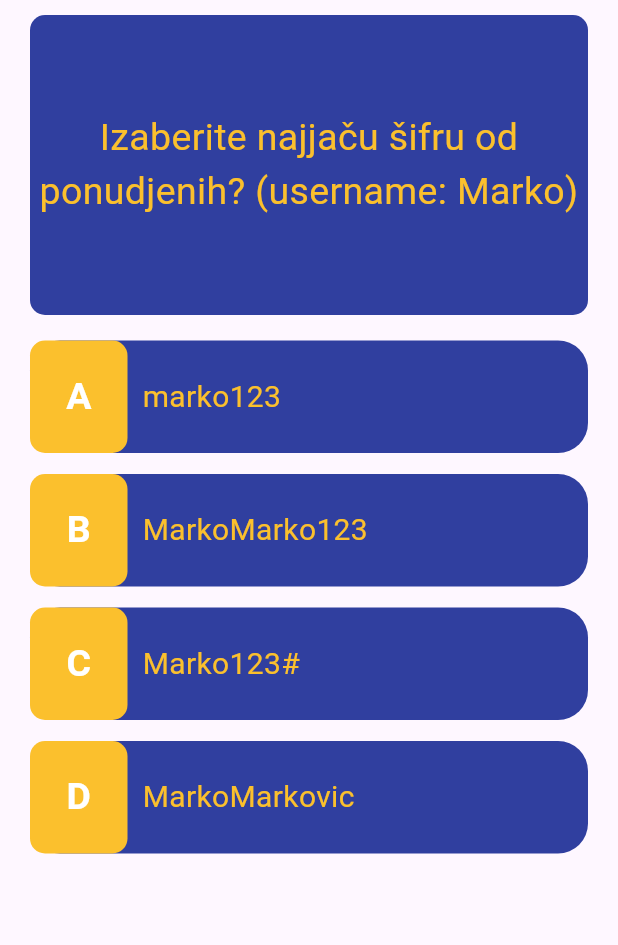
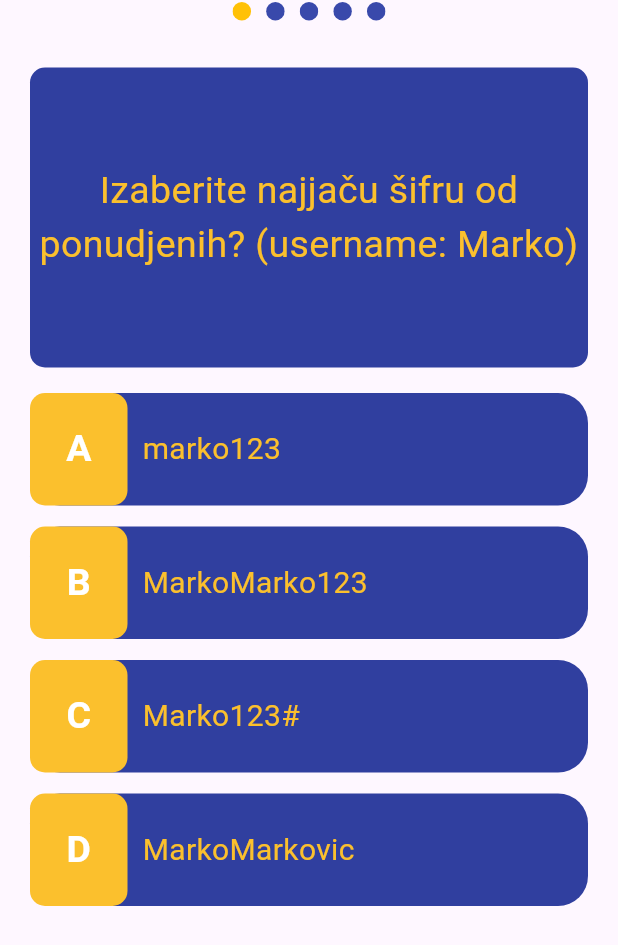
Before and after one commit to JovanM97/SecLab, a Flutter app: the Level3Quiz widget shown alone on an empty page, opened directly, on a phone screen of 412 x 824 dp. Shown: the top 945 px of the screen. Run offline on Flutter 3.47's test engine with Material 3 defaults, Android fonts, the light colour scheme and no system bars; drawn by our look-alikes of auto_size_text, flutter_animate, step_progress_indicator; our stand-ins replace cloud_firestore, confetti, firebase_auth, firebase_core, flutter_spinkit, shared_preferences; accounts and stored records are empty.

Commit message:
Update level3.dart

```diff
--- a/lib/levels/level3.dart
+++ b/lib/levels/level3.dart
@@ -54,29 +54,6 @@ class _Level3State extends State<Level3> {
             child: Column(
               mainAxisAlignment: MainAxisAlignment.start,
               children: [
-                SizedBox(
-                  height: 20,
-                ),
-                Padding(
-                  padding: const EdgeInsets.symmetric(horizontal: 150),
-                  child: StepProgressIndicator(
-                    totalSteps: totalSteps,
-                    currentStep: widget.currentStep + 1,
-                    padding: 5,
-                    size: 15,
-                    selectedColor: Colors.amber,
-                    unselectedColor: Colors.indigo.shade600,
-                    customStep: (index, color, _) => color == Colors.green
-                        ? Container(
-                            decoration:
-                                BoxDecoration(color: color, shape: BoxShape.circle),
-                          )
-                        : Container(
-                            decoration:
-                                BoxDecoration(color: color, shape: BoxShape.circle),
-                          ),
-                  ),
-                ),
                 SizedBox(
                   height: 20,
                 ),
@@ -254,6 +231,29 @@ class _PWMinigameState extends State<PWMinigame> {
   Widget build(BuildContext context) {
     return Column(
       children: [
+        Padding(
+          padding: const EdgeInsets.symmetric(horizontal: 150),
+          child: StepProgressIndicator(
+            totalSteps: totalSteps,
+            currentStep: 1,
+            padding: 5,
+            size: 15,
+            selectedColor: Colors.amber,
+            unselectedColor: Colors.indigo.shade600,
+            customStep: (index, color, _) => color == Colors.green
+                ? Container(
+              decoration:
+              BoxDecoration(color: color, shape: BoxShape.circle),
+            )
+                : Container(
+              decoration:
+              BoxDecoration(color: color, shape: BoxShape.circle),
+            ),
+          ),
+        ),
+        SizedBox(
+          height: 20,
+        ),
         Animate(
           target: canAnim ? 0 : 1,
           effects: [
@@ -573,6 +573,29 @@ class _Level3QuizState extends State<Level3Quiz> {
     return Column(
       mainAxisAlignment: MainAxisAlignment.start,
       children: [
+        Padding(
+          padding: const EdgeInsets.symmetric(horizontal: 150),
+          child: StepProgressIndicator(
+            totalSteps: totalSteps,
+            currentStep: currentStep + 1,
+            padding: 5,
+            size: 15,
+            selectedColor: Colors.amber,
+            unselectedColor: Colors.indigo.shade600,
+            customStep: (index, color, _) => color == Colors.green
+                ? Container(
+              decoration:
+              BoxDecoration(color: color, shape: BoxShape.circle),
+            )
+                : Container(
+              decoration:
+              BoxDecoration(color: color, shape: BoxShape.circle),
+            ),
+          ),
+        ),
+        SizedBox(
+          height: 20,
+        ),
         Container(
           height: 200,
           margin: const EdgeInsets.fromLTRB(20, 10, 20, 10),
```
